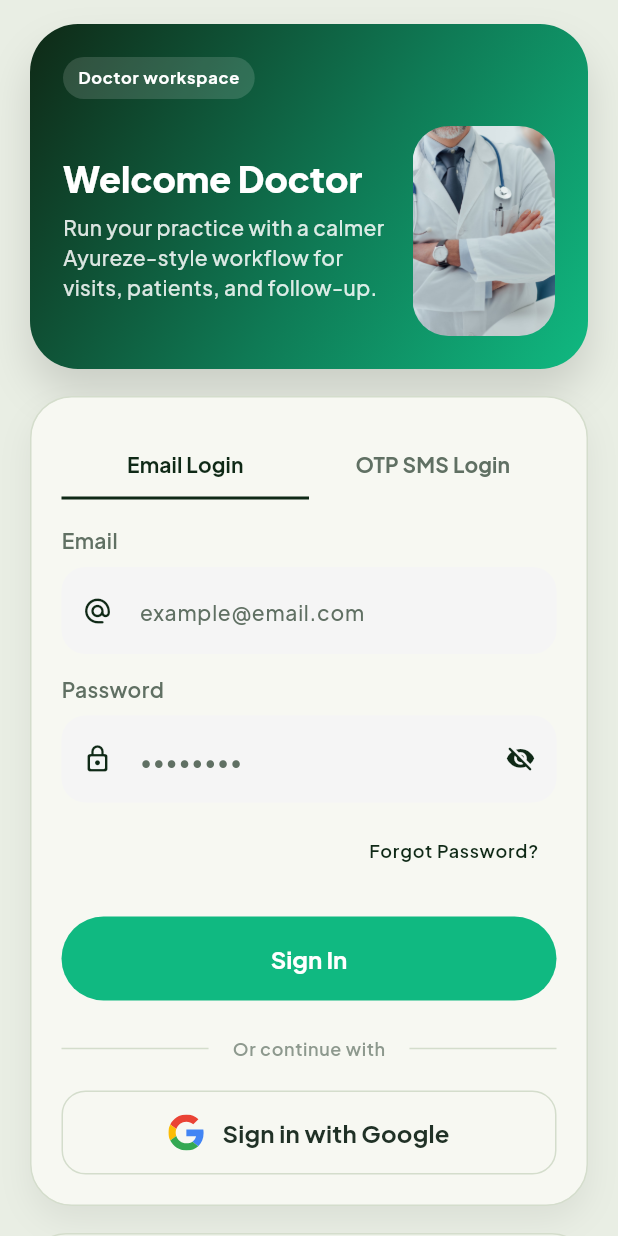
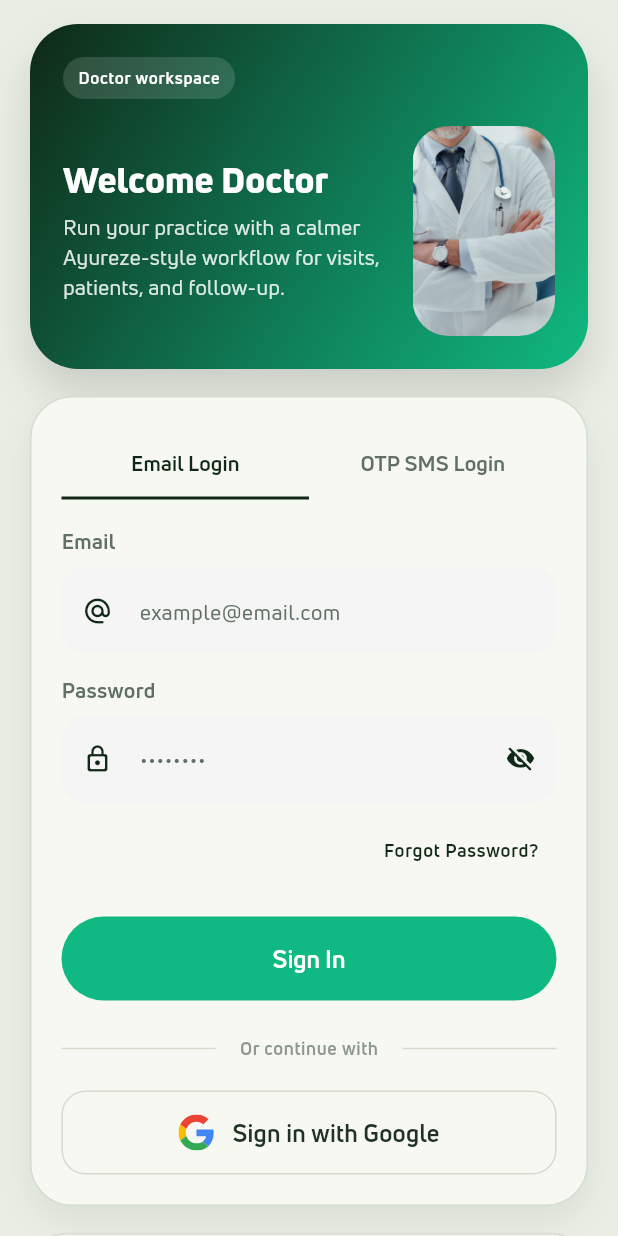
Before and after one commit to subgit9-a11y/docv1, a Flutter app: the screen it shows after launch, on a phone screen of 412 x 824 dp. Run offline on Flutter 3.47's test engine with Material 3 defaults, Android fonts, the phone set to English and light mode, and no system bars; our stand-ins replace audioplayers, cached_network_image, cloud_firestore, connectivity_plus, country_picker, dio and 25 more; missing offline and left inert: agora_rtc_engine, pip_view, record, syncfusion_flutter_pdfviewer; accounts and stored records are empty; generated files the repository leaves out were written again; network calls fail; project files that could hold a hidden picture were left out.

Commit message:
Switch the app font from Plus Jakarta Sans to Uni Neue
Bundles the licensed Uni Neue family (7 weights x roman/italic, 14 files,
~1.7MB) under assets/fonts/UniNeue/ and declares it as a custom font in
pubspec.yaml. Weight-to-file mapping was read from each file's embedded
OS/2 usWeightClass with fonttools rather than guessed from filenames:
Thin=100, Light=300, Book=400, Regular=500, Bold=700, Heavy=800, Black=900.

AyurezeTheme.font() and the light/dark textTheme bases now point at this
family instead of GoogleFonts.plusJakartaSans*, and the now-unused
google_fonts dependency is removed. Text.style's merge-with-DefaultTextStyle
behavior still applies, so the same "every screen's TextStyle inherits the
app font for free" property holds.

An earlier upload of this font was a Fontfabric "Trial" bundle, whose EULA
explicitly forbids embedding in a shipped/public product - rejected rather
than used. This bundle has no trial markers and the full weight range,
consistent with the purchased license the user confirmed they hold.

Co-Authored-By: Claude Sonnet 5 <noreply@anthropic.com>
Claude-Session: https://claude.ai/code/session_017SbDy8BpM1GNs7r7A7awx7

```diff
--- a/lib/theme/ayureze_theme.dart
+++ b/lib/theme/ayureze_theme.dart
@@ -1,11 +1,13 @@
 import 'package:flutter/material.dart';
-import 'package:google_fonts/google_fonts.dart';
 
 class AyurezeTheme {
-  /// The one font family for the whole app. Screens should reach
-  /// `Theme.of(context).textTheme` rather than naming this directly, but
-  /// centralizing it here is what keeps every screen's type on the same
-  /// family instead of drifting to the platform default.
+  /// The one font family for the whole app: Uni Neue, a licensed family
+  /// bundled under assets/fonts/UniNeue/ (declared in pubspec.yaml). Screens
+  /// should reach `Theme.of(context).textTheme` rather than naming this
+  /// directly, but centralizing it here is what keeps every screen's type on
+  /// the same family instead of drifting to the platform default.
+  static const String fontFamily = 'Uni Neue';
+
   static TextStyle font(
     double size,
     FontWeight weight,
@@ -13,7 +15,8 @@ class AyurezeTheme {
     double? height,
     double? letterSpacing,
   }) =>
-      GoogleFonts.plusJakartaSans(
+      TextStyle(
+        fontFamily: fontFamily,
         fontSize: size,
         fontWeight: weight,
         color: color,
@@ -190,9 +193,9 @@ class AyurezeTheme {
       cardColor: lightSurface,
       dividerColor: lightBorder,
       shadowColor: const Color(0x16000000),
-      textTheme: GoogleFonts.plusJakartaSansTextTheme(
-        ThemeData.light().textTheme,
-      ).copyWith(
+      textTheme: ThemeData.light().textTheme
+          .apply(fontFamily: fontFamily)
+          .copyWith(
         headlineLarge: font(32, FontWeight.w800, lightTextPrimary,
             height: 1.05),
         headlineMedium: font(24, FontWeight.w800, lightTextPrimary,
@@ -355,9 +358,9 @@ class AyurezeTheme {
       cardColor: darkSurface,
       dividerColor: darkBorder,
       shadowColor: const Color(0x40000000),
-      textTheme: GoogleFonts.plusJakartaSansTextTheme(
-        ThemeData.dark().textTheme,
-      ).copyWith(
+      textTheme: ThemeData.dark().textTheme
+          .apply(fontFamily: fontFamily)
+          .copyWith(
         headlineLarge:
             font(32, FontWeight.w800, darkTextPrimary, height: 1.05),
         headlineMedium:
```
Also changed, not shown: pubspec.yaml (+44 -20 lines), assets/fonts/UniNeue/UniNeue-Black.ttf (added), assets/fonts/UniNeue/UniNeue-BlackItalic.ttf (added), assets/fonts/UniNeue/UniNeue-Bold.ttf (added), assets/fonts/UniNeue/UniNeue-BoldItalic.ttf (added), assets/fonts/UniNeue/UniNeue-Book.ttf (added), assets/fonts/UniNeue/UniNeue-BookItalic.ttf (added), assets/fonts/UniNeue/UniNeue-Heavy.ttf (added), assets/fonts/UniNeue/UniNeue-HeavyItalic.ttf (added), assets/fonts/UniNeue/UniNeue-Light.ttf (added), assets/fonts/UniNeue/UniNeue-LightItalic.ttf (added), assets/fonts/UniNeue/UniNeue-Regular.ttf (added), assets/fonts/UniNeue/UniNeue-RegularItalic.ttf (added), assets/fonts/UniNeue/UniNeue-Thin.ttf (added), 1 more files, 1 other file.
